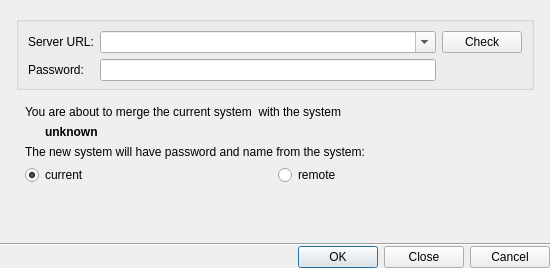
The window that client/libclient/src/ui/dialogs/merge_systems_dialog.ui (networkoptix/nx_open) describes before a commit, drawn with Qt 5.
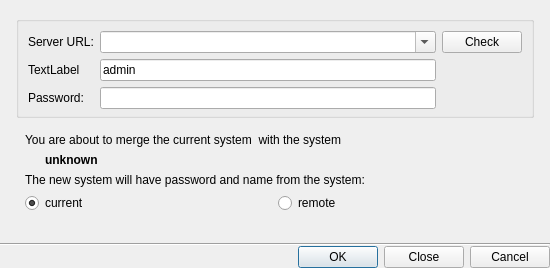
The same window after the commit. Custom widgets are drawn as their Qt base class.

Patch:
```diff
--- a/client/libclient/src/ui/dialogs/merge_systems_dialog.ui
+++ b/client/libclient/src/ui/dialogs/merge_systems_dialog.ui
@@ -90,20 +90,34 @@
                 </property>
                </widget>
               </item>
-              <item row="1" column="1">
+              <item row="2" column="1">
                <widget class="QLineEdit" name="passwordEdit">
                 <property name="echoMode">
                  <enum>QLineEdit::Password</enum>
                 </property>
                </widget>
               </item>
-              <item row="1" column="0">
+              <item row="2" column="0">
                <widget class="QLabel" name="passwordLabel">
                 <property name="text">
                  <string>Password:</string>
                 </property>
                </widget>
               </item>
+              <item row="1" column="0">
+               <widget class="QLabel" name="LoginLabel">
+                <property name="text">
+                 <string>TextLabel</string>
+                </property>
+               </widget>
+              </item>
+              <item row="1" column="1">
+               <widget class="QLineEdit" name="loginEdit">
+                <property name="text">
+                 <string>admin</string>
+                </property>
+               </widget>
+              </item>
              </layout>
             </item>
             <item alignment="Qt::AlignTop">
```
Left out of the diff: 1 changed line with no effect on the pictures.
